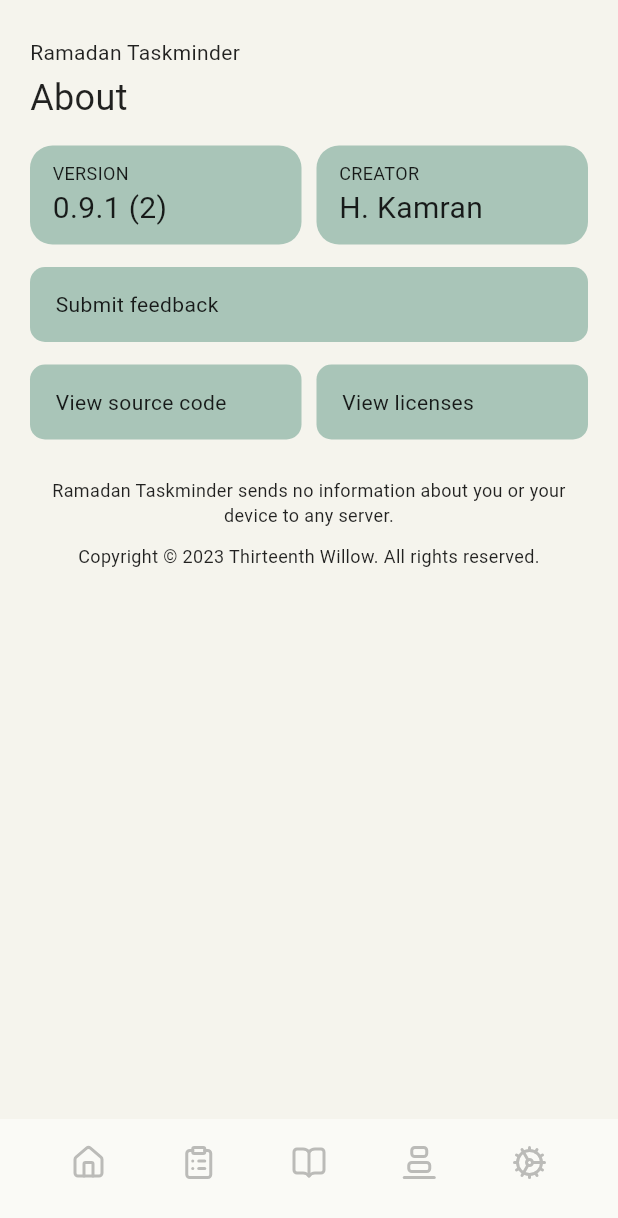
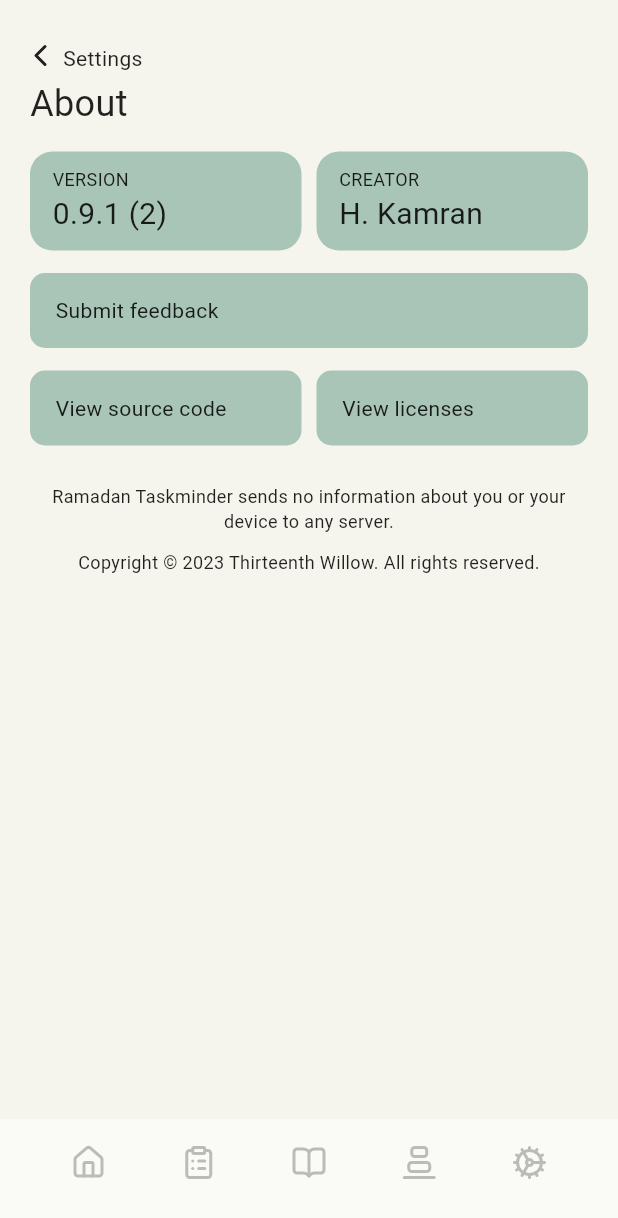
Before and after one commit to hkamran80/ramadan-taskminder, a Flutter app: the AboutScreen screen opened by its route, on a phone screen of 412 x 824 dp. Shown: the top 1218 px of the screen. Run offline on Flutter 3.47's test engine with Material 2 defaults, Android fonts, the phone set to English and light mode, and no system bars; our stand-ins replace go_router, google_fonts, hijri, hive_flutter, lucide_icons, package_info_plus and 1 more; accounts and stored records are empty; Roboto replaces fonts that are missing (Numans).

Commit message:
Add back button for nested pages

```diff
--- a/lib/screens/about.dart
+++ b/lib/screens/about.dart
@@ -66,6 +66,7 @@ class _AboutScreenState extends State<AboutScreen> {
                         const PageHeader(
                           header: appName,
                           title: "About",
+                          priorPathName: "Settings",
                         ),
                         const SizedBox(
                           height: 15,
--- a/lib/screens/settings_tasks.dart
+++ b/lib/screens/settings_tasks.dart
@@ -117,6 +117,7 @@ class _SettingsTasksScreenState extends State<SettingsTasksScreen> {
                         PageHeader(
                           header: appName,
                           title: "Edit Tasks",
+                          priorPathName: "Settings",
                           rightAlign: TextButton(
                             onPressed: () => showModalBottomSheet(
                               context: context,
@@ -157,7 +158,8 @@ class _SettingsTasksScreenState extends State<SettingsTasksScreen> {
                                     content: task,
                                     trailing: ReorderableDragStartListener(
                                       index: allTasks.indexOf(task),
-                                      child: const Icon(LucideIcons.gripVertical),
+                                      child:
+                                          const Icon(LucideIcons.gripVertical),
                                     ),
                                     onLongPress: () {
                                       deletingTask = task;
--- a/lib/widgets/page_header.dart
+++ b/lib/widgets/page_header.dart
@@ -1,23 +1,56 @@
 import 'package:flutter/material.dart';
+import 'package:go_router/go_router.dart';
 import 'package:google_fonts/google_fonts.dart';
+import 'package:lucide_icons/lucide_icons.dart';
 
 class PageHeader extends StatelessWidget {
   const PageHeader({
     Key? key,
     required this.header,
     required this.title,
+    this.priorPathName,
     this.rightAlign,
     this.hintText,
   }) : super(key: key);
 
   final String header;
   final String title;
+  final String? priorPathName;
   final Widget? rightAlign;
   final String? hintText;
 
   @override
   Widget build(BuildContext context) {
-    final mainWidget = Row(
+    Widget topLevel = priorPathName != null
+        ? Transform.translate(
+            offset: const Offset(-5, 0),
+            child: InkWell(
+              onTap: () => GoRouter.of(context).pop(),
+              child: Row(
+                mainAxisSize: MainAxisSize.min,
+                crossAxisAlignment: CrossAxisAlignment.end,
+                children: [
+                  const Icon(LucideIcons.chevronLeft),
+                  const SizedBox(
+                    width: 3,
+                  ),
+                  Text(
+                    priorPathName!,
+                    style: GoogleFonts.numans(),
+                  ),
+                  const SizedBox(
+                    width: 6,
+                  ),
+                ],
+              ),
+            ),
+          )
+        : Text(
+            header,
+            style: GoogleFonts.numans(),
+          );
+
+    Widget mainWidget = Row(
       mainAxisAlignment: MainAxisAlignment.spaceBetween,
       crossAxisAlignment: CrossAxisAlignment.start,
       children: [
@@ -25,10 +58,7 @@ class PageHeader extends StatelessWidget {
           crossAxisAlignment: CrossAxisAlignment.start,
           mainAxisSize: MainAxisSize.min,
           children: [
-            Text(
-              header,
-              style: GoogleFonts.numans(),
-            ),
+            topLevel,
             const SizedBox(
               height: 3,
             ),
```
